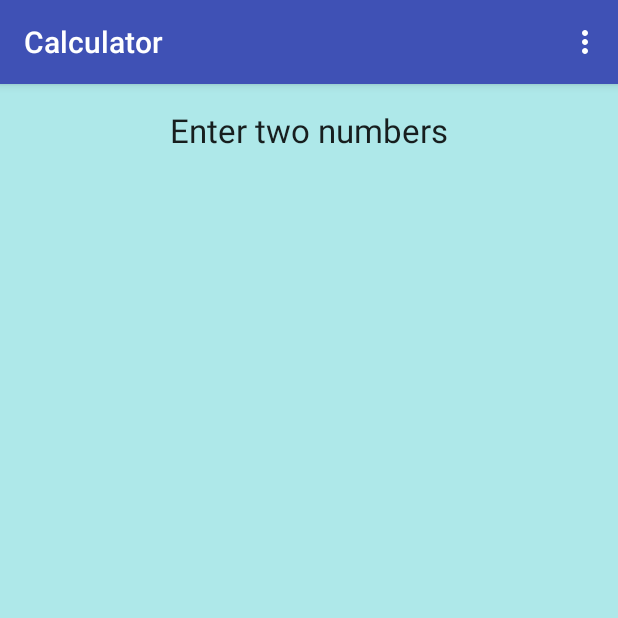
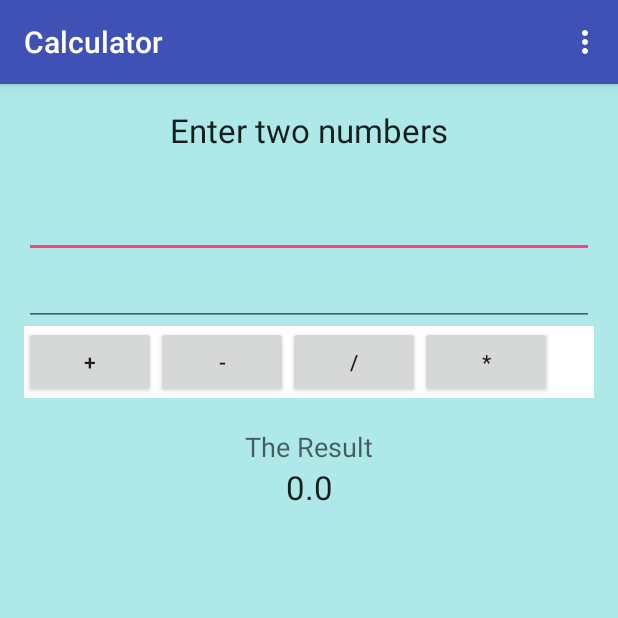
Before and after one commit to jason-wong-9/Android-Development, an Android app: the screen it shows after launch (MainActivity), on a phone screen of 412 x 824 dp, the top half of it. Run offline under Robolectric (Android 15) with nearby library versions, the phone set to English and light mode, and no system bars.

```diff
--- a/Calculator/app/src/main/res/layout/content_main.xml
+++ b/Calculator/app/src/main/res/layout/content_main.xml
@@ -12,14 +12,80 @@
     tools:context="com.jasonkcwong.calculator.MainActivity"
     tools:showIn="@layout/activity_main"
     android:background="#aee8e9"
-    android:orientation="horizontal">
+    android:orientation="vertical">
 
     <TextView
         android:layout_width="match_parent"
         android:layout_height="wrap_content"
         android:textAppearance="?android:attr/textAppearanceLarge"
-        android:text="Enter two numbers"
+        android:text="@string/help_instructions"
         android:gravity="center"
         android:id="@+id/textView" />
 
+    <EditText
+        android:layout_width="match_parent"
+        android:layout_height="wrap_content"
+        android:inputType="numberDecimal"
+        android:ems="10"
+        android:id="@+id/editText"
+        android:layout_gravity="center_horizontal"
+        android:layout_marginTop="25dp" />
+
+    <EditText
+        android:layout_width="match_parent"
+        android:layout_height="wrap_content"
+        android:inputType="numberDecimal"
+        android:ems="10"
+        android:id="@+id/editText2"
+        android:layout_gravity="center_horizontal" />
+
+    <LinearLayout
+        android:orientation="horizontal"
+        android:layout_width="match_parent"
+        android:layout_height="wrap_content"
+        android:layout_gravity="center_horizontal"
+        android:background="#ffffff">
+
+        <Button
+            android:layout_width="wrap_content"
+            android:layout_height="wrap_content"
+            android:text="+"
+            android:id="@+id/button" />
+
+        <Button
+            android:layout_width="wrap_content"
+            android:layout_height="wrap_content"
+            android:text="-"
+            android:id="@+id/button2" />
+
+        <Button
+            android:layout_width="wrap_content"
+            android:layout_height="wrap_content"
+            android:text="/"
+            android:id="@+id/button3" />
+
+        <Button
+            android:layout_width="wrap_content"
+            android:layout_height="wrap_content"
+            android:text="*"
+            android:id="@+id/button4" />
+    </LinearLayout>
+
+    <TextView
+        android:layout_width="wrap_content"
+        android:layout_height="wrap_content"
+        android:textAppearance="?android:attr/textAppearanceMedium"
+        android:text="The Result"
+        android:id="@+id/textView2"
+        android:layout_gravity="center_horizontal"
+        android:layout_marginTop="20dp" />
+
+    <TextView
+        android:layout_width="match_parent"
+        android:layout_height="wrap_content"
+        android:textAppearance="?android:attr/textAppearanceLarge"
+        android:text="0.0"
+        android:id="@+id/textView3"
+        android:gravity="center" />
+
 </LinearLayout>
--- a/Calculator/app/src/main/res/values/strings.xml
+++ b/Calculator/app/src/main/res/values/strings.xml
@@ -1,4 +1,5 @@
 <resources>
     <string name="app_name">Calculator</string>
     <string name="action_settings">Settings</string>
+    <string name="help_instructions">Enter two numbers</string>
 </resources>
```
